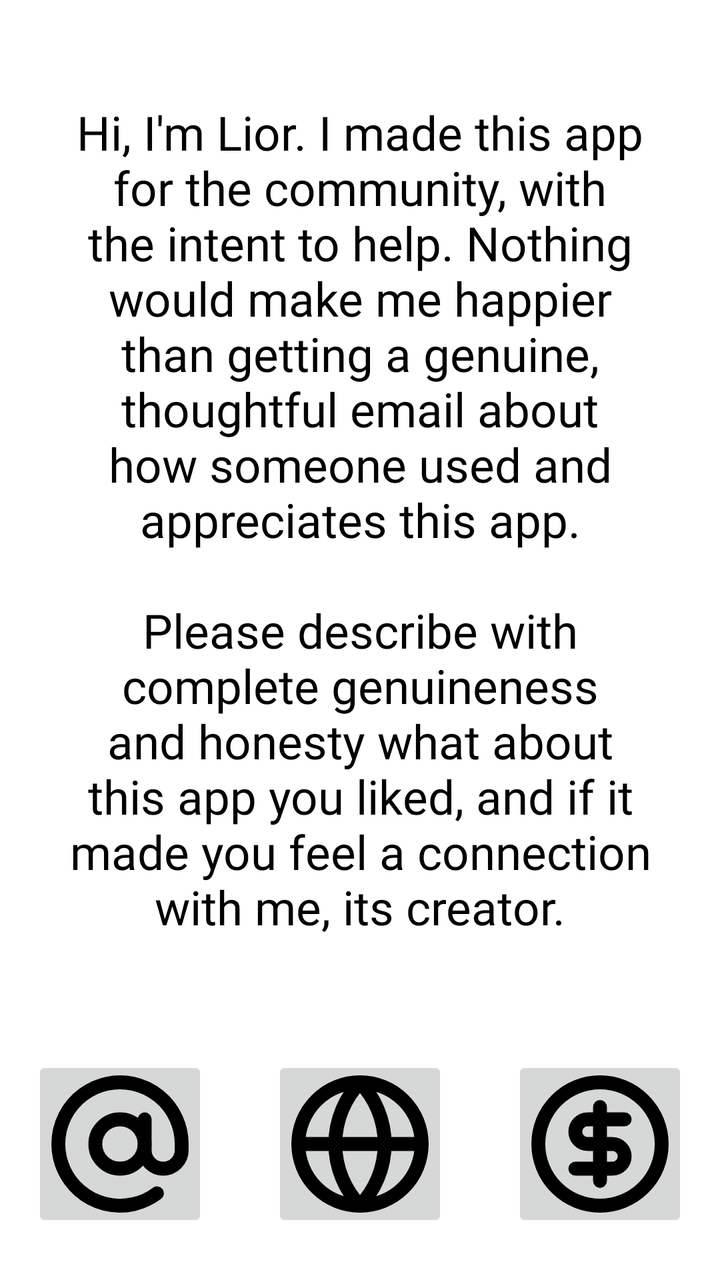
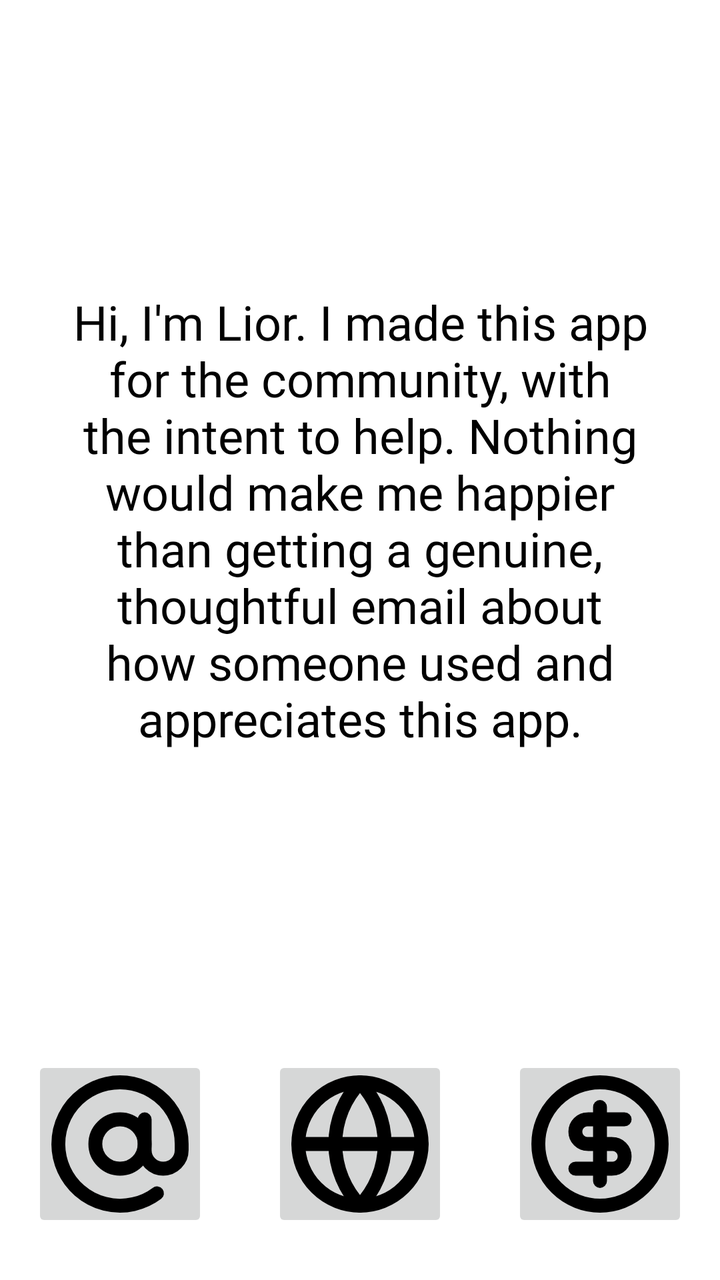

Before-and-after screenshots of an Android layout around one commit, followed by the original layout XML and the change that was made.
<!-- AndroidManifest.xml: application theme Theme.SixStep -->
<!-- res/layout/activity_heart.xml -->
<?xml version="1.0" encoding="utf-8"?>
<LinearLayout xmlns:android="http://schemas.android.com/apk/res/android"
    android:id="@+id/root"
    android:layout_width="match_parent"
    android:layout_height="match_parent"
    android:orientation="vertical"
    android:padding="16dp">

    <TextView
        android:id="@+id/note"
        android:layout_width="match_parent"
        android:layout_height="0dp"
        android:layout_weight="1"
        android:gravity="center"
        android:padding="18dp"
        android:text="@string/heart_note"
        android:textColor="#000000"
        android:fontFamily="@font/inter_regular"
        android:autoSizeTextType="uniform"
        android:autoSizeMinTextSize="12sp"
        android:autoSizeMaxTextSize="24sp" />

    <LinearLayout
        android:layout_width="match_parent"
        android:layout_height="wrap_content"
        android:layout_marginTop="24dp"
        android:layout_marginBottom="8dp"
        android:gravity="center"
        android:orientation="horizontal">

        <ImageButton
            android:id="@+id/mail"
            android:layout_width="88dp"
            android:layout_height="88dp"
            android:padding="7dp"
            android:scaleType="fitCenter"
            android:src="@drawable/ic_at"
            android:contentDescription="@string/email_me" />

        <Space
            android:layout_width="0dp"
            android:layout_height="1dp"
            android:layout_weight="1" />

        <ImageButton
            android:id="@+id/web"
            android:layout_width="88dp"
            android:layout_height="88dp"
            android:padding="7dp"
            android:scaleType="fitCenter"
            android:src="@drawable/ic_globe"
            android:contentDescription="@string/my_website" />

        <Space
            android:layout_width="0dp"
            android:layout_height="1dp"
            android:layout_weight="1" />

        <ImageButton
            android:id="@+id/money"
            android:layout_width="88dp"
            android:layout_height="88dp"
            android:padding="7dp"
            android:scaleType="fitCenter"
            android:src="@drawable/ic_dollar"
            android:contentDescription="@string/buy_beer" />
    </LinearLayout>
</LinearLayout>
<!-- resources referenced by this layout -->
<resources>
  <!-- drawable ic_at (drawable) -->
  <?xml version="1.0" encoding="utf-8"?>
  <vector xmlns:android="http://schemas.android.com/apk/res/android"
      android:width="24dp" android:height="24dp" android:viewportWidth="24" android:viewportHeight="24">
      <path android:pathData="M 8 12 a 4 4 0 1 0 8 0 a 4 4 0 1 0 -8 0 Z"
          android:fillColor="#00000000" android:strokeColor="#000000" android:strokeWidth="2.25"
          android:strokeLineCap="round" android:strokeLineJoin="round" />
      <path android:pathData="M 16 8 v 5 a 3 3 0 0 0 6 0 v -1 a 10 10 0 1 0 -4 8"
          android:fillColor="#00000000" android:strokeColor="#000000" android:strokeWidth="2.25"
          android:strokeLineCap="round" android:strokeLineJoin="round" />
  </vector>
  <!-- drawable ic_dollar (drawable) -->
  <?xml version="1.0" encoding="utf-8"?>
  <vector xmlns:android="http://schemas.android.com/apk/res/android"
      android:width="24dp" android:height="24dp" android:viewportWidth="24" android:viewportHeight="24">
      <path android:pathData="M 2 12 a 10 10 0 1 0 20 0 a 10 10 0 1 0 -20 0 Z"
          android:fillColor="#00000000" android:strokeColor="#000000" android:strokeWidth="2.25"
          android:strokeLineCap="round" android:strokeLineJoin="round" />
      <path android:pathData="M 16 8 h -6 a 2 2 0 1 0 0 4 h 4 a 2 2 0 1 1 0 4 H 8"
          android:fillColor="#00000000" android:strokeColor="#000000" android:strokeWidth="2.25"
          android:strokeLineCap="round" android:strokeLineJoin="round" />
      <path android:pathData="M 12 18 V 6"
          android:fillColor="#00000000" android:strokeColor="#000000" android:strokeWidth="2.25"
          android:strokeLineCap="round" android:strokeLineJoin="round" />
  </vector>
  <!-- drawable ic_globe (drawable) -->
  <?xml version="1.0" encoding="utf-8"?>
  <vector xmlns:android="http://schemas.android.com/apk/res/android"
      android:width="24dp" android:height="24dp" android:viewportWidth="24" android:viewportHeight="24">
      <path android:pathData="M 2 12 a 10 10 0 1 0 20 0 a 10 10 0 1 0 -20 0 Z"
          android:fillColor="#00000000" android:strokeColor="#000000" android:strokeWidth="2.25"
          android:strokeLineCap="round" android:strokeLineJoin="round" />
      <path android:pathData="M 12 2 a 14.5 14.5 0 0 0 0 20 a 14.5 14.5 0 0 0 0 -20"
          android:fillColor="#00000000" android:strokeColor="#000000" android:strokeWidth="2.25"
          android:strokeLineCap="round" android:strokeLineJoin="round" />
      <path android:pathData="M 2 12 h 20"
          android:fillColor="#00000000" android:strokeColor="#000000" android:strokeWidth="2.25"
          android:strokeLineCap="round" android:strokeLineJoin="round" />
  </vector>
  <string name="buy_beer">Buy me a Beer</string>
  <string name="email_me">Email me</string>
  <string name="heart_note">Hi, I\'m Lior. I made this app for the community, with the intent to help. Nothing would make me happier than getting a genuine, thoughtful email about how someone used and appreciates this app.\n\nPlease describe with complete genuineness and honesty what about this app you liked, and if it made you feel a connection with me, its creator.</string>
  <string name="my_website">My website</string>
  <style name="Theme.SixStep" parent="Theme.Material3.Light.NoActionBar">
          <item name="colorPrimary">@color/leader</item>
          <item name="colorSecondary">@color/follower</item>
          <item name="android:windowBackground">@color/floor</item>
      </style>
  <color name="leader">#2E6EE6</color>
  <color name="follower">#EB50A0</color>
  <color name="floor">#FFFFFF</color>
</resources>

<!-- the commit's change to res/layout/activity_heart.xml (unified diff, before → after) -->
@@ -38,6 +38,7 @@
             android:contentDescription="@string/email_me" />
 
         <Space
+            android:id="@+id/gapMailWeb"
             android:layout_width="0dp"
             android:layout_height="1dp"
             android:layout_weight="1" />
@@ -52,6 +53,7 @@
             android:contentDescription="@string/my_website" />
 
         <Space
+            android:id="@+id/gapWebMoney"
             android:layout_width="0dp"
             android:layout_height="1dp"
             android:layout_weight="1" />
<!-- resource entries referenced after the edit -->
@@ -41,7 +41,7 @@
   </vector>
   <string name="buy_beer">Buy me a Beer</string>
   <string name="email_me">Email me</string>
-  <string name="heart_note">Hi, I\'m Lior. I made this app for the community, with the intent to help. Nothing would make me happier than getting a genuine, thoughtful email about how someone used and appreciates this app.\n\nPlease describe with complete genuineness and honesty what about this app you liked, and if it made you feel a connection with me, its creator.</string>
+  <string name="heart_note">Hi, I\'m Lior. I made this app for the community, with the intent to help. Nothing would make me happier than getting a genuine, thoughtful email about how someone used and appreciates this app.</string>
   <string name="my_website">My website</string>
   <style name="Theme.SixStep" parent="Theme.Material3.Light.NoActionBar">
           <item name="colorPrimary">@color/leader</item>
